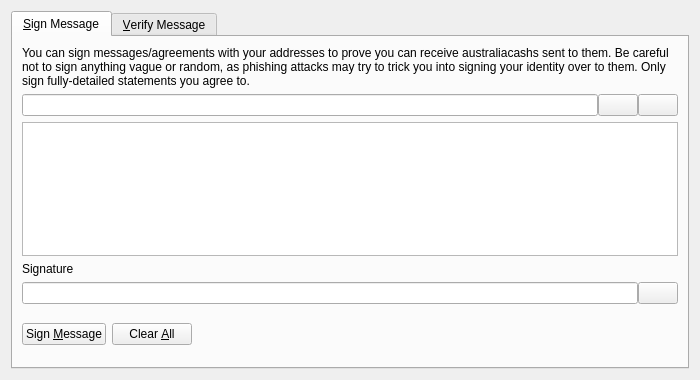
farsider350/AustraliaCash-Core, file src/qt/forms/signverifymessagedialog.ui: the form before one commit.
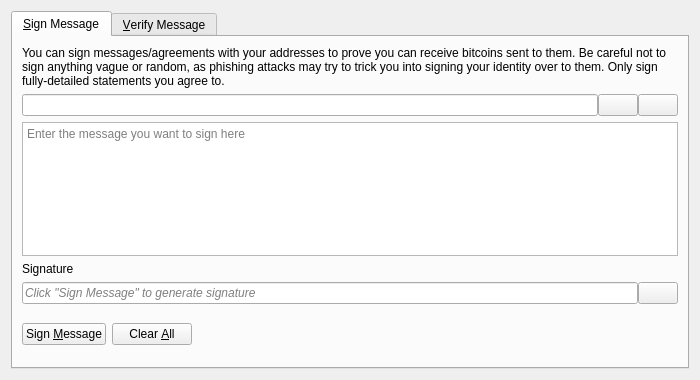
The form after the commit. Icons and pictures are not drawn. Custom widgets are drawn as their Qt base class.

Commit message: Multiple Algorithms | POS | Taproot This is the initial commit to an upgraded codebase (Bitcoin 22.0) It includes multiple algorithms, Proof Of Stake and Taproot

```diff
--- a/src/qt/forms/signverifymessagedialog.ui
+++ b/src/qt/forms/signverifymessagedialog.ui
@@ -30,7 +30,7 @@
        <item>
         <widget class="QLabel" name="infoLabel_SM">
          <property name="text">
-          <string>You can sign messages/agreements with your addresses to prove you can receive australiacashs sent to them. Be careful not to sign anything vague or random, as phishing attacks may try to trick you into signing your identity over to them. Only sign fully-detailed statements you agree to.</string>
+          <string>You can sign messages/agreements with your addresses to prove you can receive bitcoins sent to them. Be careful not to sign anything vague or random, as phishing attacks may try to trick you into signing your identity over to them. Only sign fully-detailed statements you agree to.</string>
          </property>
          <property name="textFormat">
           <enum>Qt::PlainText</enum>
@@ -99,6 +99,9 @@
          <property name="toolTip">
           <string>Enter the message you want to sign here</string>
          </property>
+         <property name="placeholderText">
+          <string>Enter the message you want to sign here</string>
+         </property>
         </widget>
        </item>
        <item>
@@ -118,6 +121,9 @@
          </property>
          <item>
           <widget class="QLineEdit" name="signatureOut_SM">
+           <property name="placeholderText">
+            <string>Click "Sign Message" to generate signature</string>
+           </property>
            <property name="font">
             <font>
              <italic>true</italic>
```
Left out of the diff: 26 changed lines with no effect on the pictures. The commit also changes 2497 other files.
